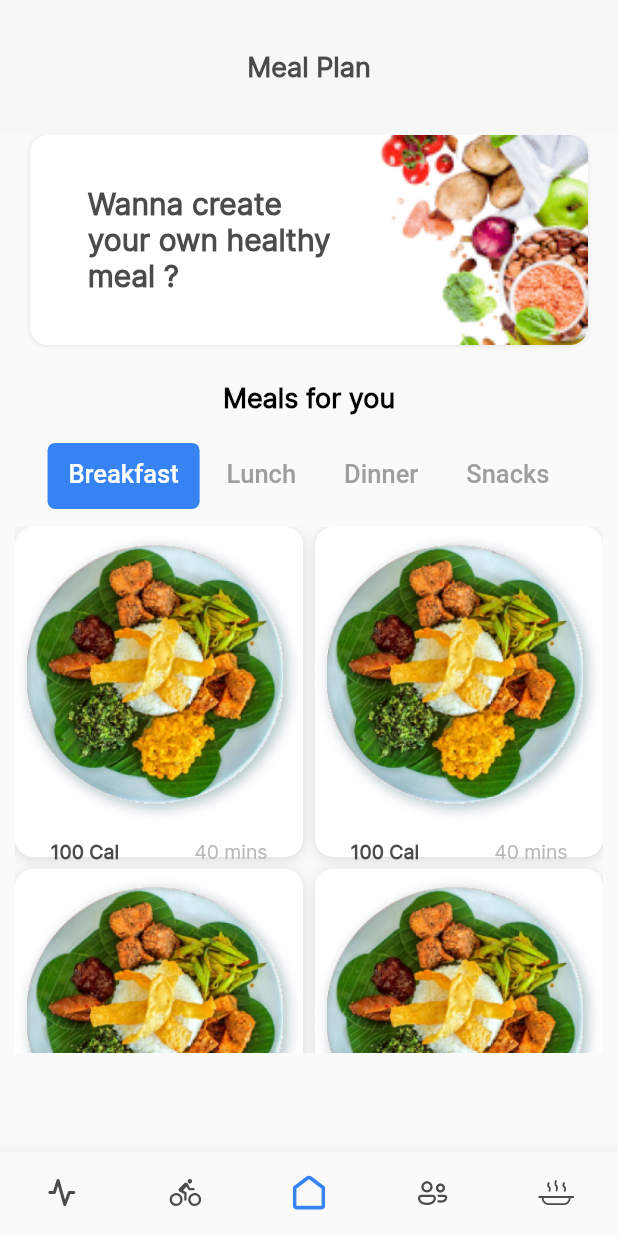
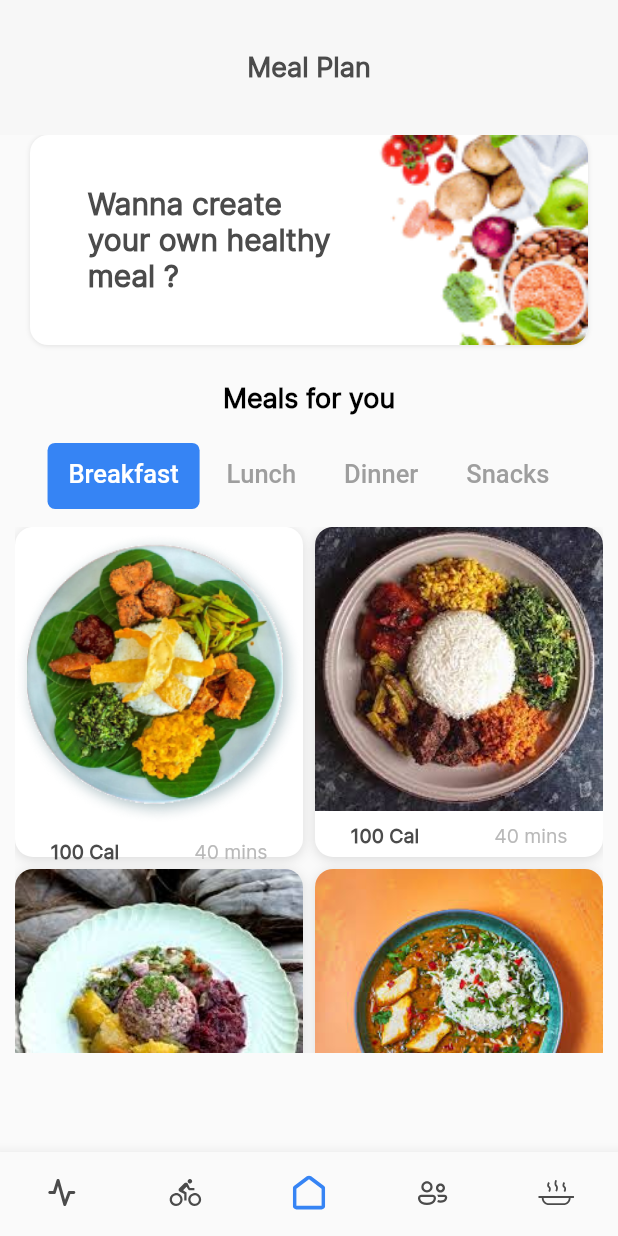
Before and after one commit to Team-Ayura/Ayura-Client, a Flutter app: the MealScreen screen opened directly, on a phone screen of 412 x 824 dp. Run offline on Flutter 3.47's test engine with Material 2 defaults, Android fonts, the phone set to English and light mode, and no system bars; our stand-ins replace buttons_tabbar, fl_chart, flutter_animate, flutter_calendar_carousel, flutter_slidable, flutter_svg and 11 more; missing offline and left inert: country_list_pick, flutter_ruler_picker, photo_manager, time_duration_picker; accounts and stored records are empty; project files that could hold a hidden picture were left out.

```diff
--- a/lib/widgets/features/mealplan/mealsList.dart
+++ b/lib/widgets/features/mealplan/mealsList.dart
@@ -44,7 +44,7 @@ class MealsList extends StatelessWidget {
                       topRight: Radius.circular(12),
                     ),
                     child: Image.asset(
-                      'assets/images/mealPlan/riceandcurry.png',
+                      'assets/images/mealPlan/riceandcurry${index}.png',
                       width: double.infinity,
                       fit: BoxFit.cover,
                     ),
```
Also changed, not shown: assets/images/mealPlan/riceandcurry0.png (renamed from assets/images/mealPlan/riceandcurry.png), assets/images/mealPlan/riceandcurry1.png (added), assets/images/mealPlan/riceandcurry2.png (added), assets/images/mealPlan/riceandcurry3.png (added), assets/images/mealPlan/riceandcurry4.png (added), assets/images/mealPlan/riceandcurry5.png (added).
